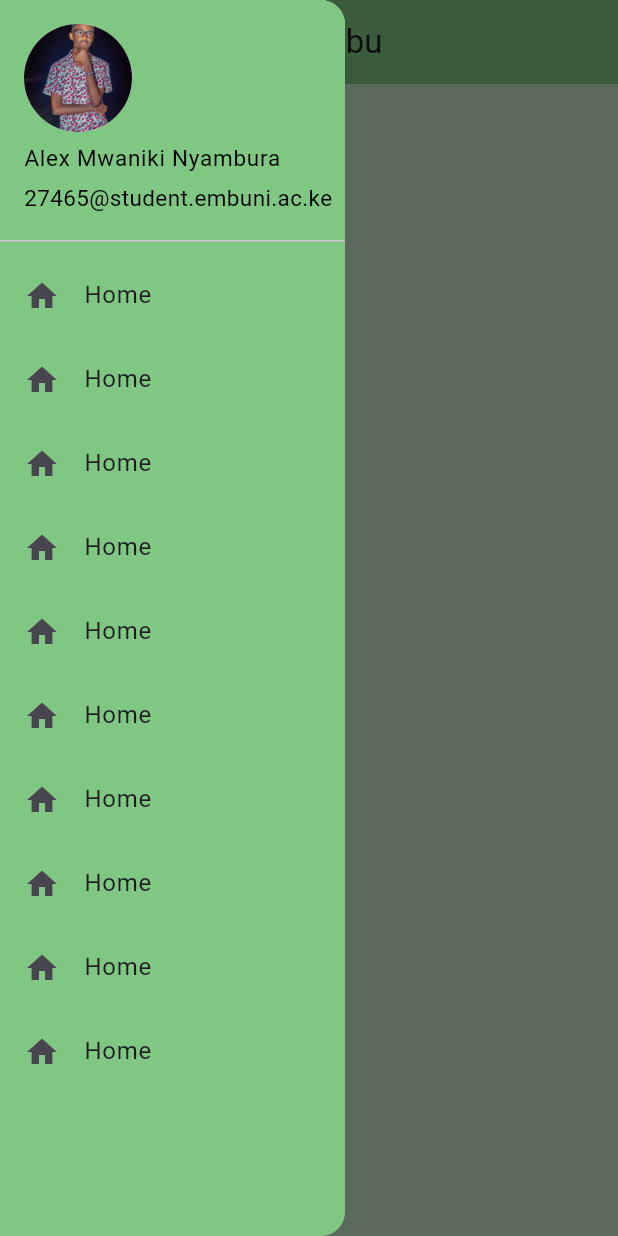
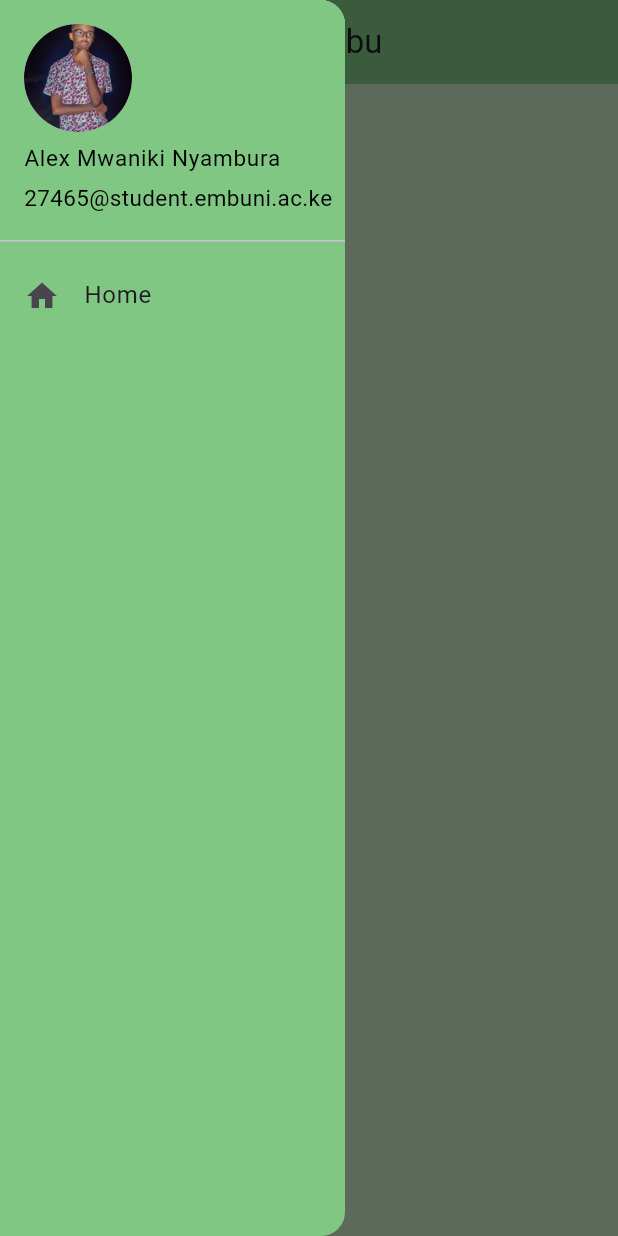
Before and after one commit to lxmwaniky/university_of_embu, a Flutter app: the HomePage screen opened directly, with the side drawer open, on a phone screen of 412 x 824 dp. Run offline on Flutter 3.47's test engine with Material 3 defaults, Android fonts, the phone set to English and light mode, and no system bars.

Commit message:
Remove redundant code in homepage.dart

```diff
--- a/lib/homepage.dart
+++ b/lib/homepage.dart
@@ -52,69 +52,7 @@ class HomePage extends StatelessWidget {
 
               },
             ),
-            ListTile(
-              leading: const Icon(Icons.home),
-              title: const Text('Home'),
-              onTap: () {
 
-              },
-            ),
-            ListTile(
-              leading: const Icon(Icons.home),
-              title: const Text('Home'),
-              onTap: () {
-
-              },
-            ),
-            ListTile(
-              leading: const Icon(Icons.home),
-              title: const Text('Home'),
-              onTap: () {
-
-              },
-            ),
-            ListTile(
-              leading: const Icon(Icons.home),
-              title: const Text('Home'),
-              onTap: () {
-
-              },
-            ),
-            ListTile(
-              leading: const Icon(Icons.home),
-              title: const Text('Home'),
-              onTap: () {
-
-              },
-            ),
-            ListTile(
-              leading: const Icon(Icons.home),
-              title: const Text('Home'),
-              onTap: () {
-
-              },
-            ),
-            ListTile(
-              leading: const Icon(Icons.home),
-              title: const Text('Home'),
-              onTap: () {
-
-              },
-            ),
-            ListTile(
-              leading: const Icon(Icons.home),
-              title: const Text('Home'),
-              onTap: () {
-
-              },
-            ),
-            ListTile(
-              leading: const Icon(Icons.home),
-              title: const Text('Home'),
-              onTap: () {
-
-              },
-            ),
           ],
         ),
       ),
```
